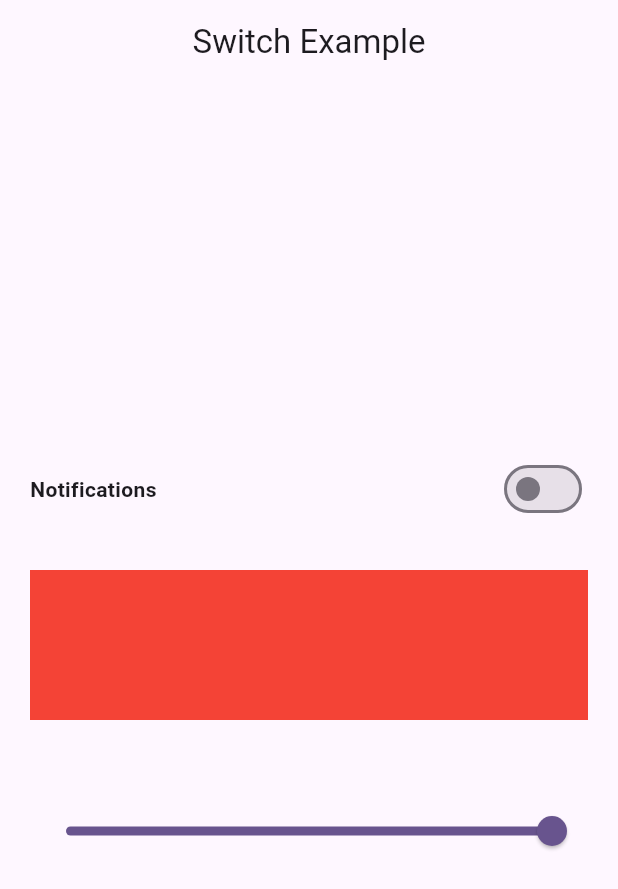
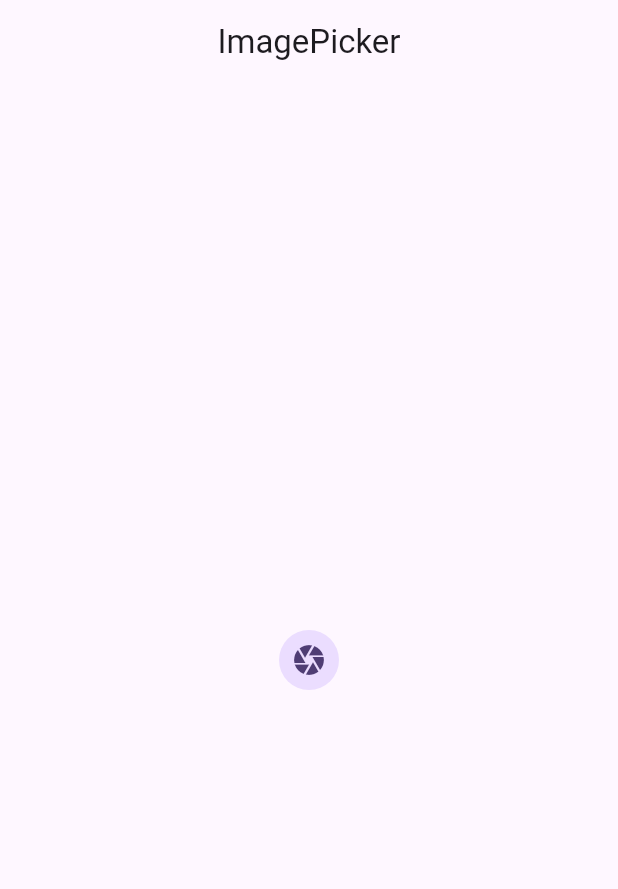
Before and after one commit to sm-aminul-islam/Bloc_clean_coding, a Flutter app: the screen it shows after launch, on a phone screen of 412 x 824 dp. Shown: the top 889 px of the screen. Run offline on Flutter 3.47's test engine with Material 3 defaults, Android fonts, the phone set to English and light mode, and no system bars; our stand-ins replace bloc, equatable, flutter_bloc, image_picker.

Commit message:
pick image from camera using bloc

```diff
--- /dev/null
+++ b/bloc_clean_code/lib/bloc/ImagePicker/bloc/image_picker_bloc.dart
@@ -0,0 +1,20 @@
+import 'package:bloc/bloc.dart';
+import 'package:bloc_clean_code/utils/image_picker_utils.dart';
+import 'package:equatable/equatable.dart';
+import 'package:image_picker/image_picker.dart';
+
+part 'image_picker_event.dart';
+part 'image_picker_state.dart';
+
+class ImagePickerBloc extends Bloc<ImagePickerEvent, ImagePickerState> {
+  final ImagePickerUtils imagePickerUtils;
+  ImagePickerBloc(this.imagePickerUtils) : super(ImagePickerState()) {
+    on<CameraCapture>(_cameraCapture);
+  }
+
+  void _cameraCapture(
+      CameraCapture event, Emitter<ImagePickerState> emit) async {
+    XFile? file = await imagePickerUtils.cameraCapture();
+    emit(state.copyWith(file: file));
+  }
+}
--- /dev/null
+++ b/bloc_clean_code/lib/bloc/ImagePicker/bloc/image_picker_event.dart
@@ -0,0 +1,11 @@
+part of 'image_picker_bloc.dart';
+
+abstract class ImagePickerEvent extends Equatable {
+  const ImagePickerEvent();
+  @override
+  List<Object> get props => [];
+}
+
+class CameraCapture extends ImagePickerEvent {}
+
+class GalleryPicture extends ImagePickerEvent {}
--- /dev/null
+++ b/bloc_clean_code/lib/bloc/ImagePicker/bloc/image_picker_state.dart
@@ -0,0 +1,14 @@
+part of 'image_picker_bloc.dart';
+
+class ImagePickerState extends Equatable {
+  final XFile? file;
+  ImagePickerState({this.file});
+
+  ImagePickerState copyWith({XFile? file}) {
+    return ImagePickerState(file: file ?? this.file);
+  }
+
+  @override
+  // TODO: implement props
+  List<Object?> get props => [file];
+}
--- a/bloc_clean_code/lib/bloc/counter_bloc.dart
+++ b/bloc_clean_code/lib/bloc/counter/counter_bloc.dart
@@ -1,6 +1,6 @@
 import 'package:bloc/bloc.dart';
-import 'package:bloc_clean_code/bloc/counter_event.dart';
-import 'package:bloc_clean_code/bloc/counter_state.dart';
+import 'package:bloc_clean_code/bloc/counter/counter_event.dart';
+import 'package:bloc_clean_code/bloc/counter/counter_state.dart';
 
 class CounterBloc extends Bloc<CounterEvent, CounterState> {
   CounterBloc() : super(CounterState()) {
--- a/bloc_clean_code/lib/bloc/switch_bloc.dart
+++ b/bloc_clean_code/lib/bloc/switch/switch_bloc.dart
@@ -1,6 +1,6 @@
 import 'package:bloc/bloc.dart';
-import 'package:bloc_clean_code/bloc/switch_event.dart';
-import 'package:bloc_clean_code/bloc/switch_state.dart';
+import 'package:bloc_clean_code/bloc/switch/switch_event.dart';
+import 'package:bloc_clean_code/bloc/switch/switch_state.dart';
 
 class SwitchBloc extends Bloc<SwitchEvent, SwitchState> {
   SwitchBloc() : super(SwitchState(isSwitch: false)) {
--- a/bloc_clean_code/lib/main.dart
+++ b/bloc_clean_code/lib/main.dart
@@ -1,7 +1,10 @@
-import 'package:bloc_clean_code/bloc/counter_bloc.dart';
-import 'package:bloc_clean_code/bloc/switch_bloc.dart';
-import 'package:bloc_clean_code/ui/counter_screen.dart';
-import 'package:bloc_clean_code/ui/switch_screen.dart';
+import 'package:bloc_clean_code/bloc/ImagePicker/bloc/image_picker_bloc.dart';
+import 'package:bloc_clean_code/bloc/counter/counter_bloc.dart';
+import 'package:bloc_clean_code/bloc/switch/switch_bloc.dart';
+
+import 'package:bloc_clean_code/ui/image_picker/image_picker_screen.dart';
+import 'package:bloc_clean_code/utils/image_picker_utils.dart';
+
 import 'package:flutter/material.dart';
 import 'package:flutter_bloc/flutter_bloc.dart';
 
@@ -15,10 +18,14 @@
   // This widget is the root of your application.
   @override
   Widget build(BuildContext context) {
-    return BlocProvider(
-        create: (context) => CounterBloc(),
-        child: BlocProvider(
-          create: (context) => SwitchBloc(),
+    return MultiBlocProvider(
+      providers: [
+        BlocProvider(create: (_) => CounterBloc()),
+        BlocProvider(create: (_) => SwitchBloc()),
+        BlocProvider(
+          create: (context) => ImagePickerBloc(ImagePickerUtils()),
+        )
+      ],
       child: MaterialApp(
         title: 'Flutter Demo',
         theme: ThemeData(
@@ -26,8 +33,8 @@
           useMaterial3: true,
         ),
         debugShowCheckedModeBanner: false,
-            home: SwitchScreen(),
+        home: ImagePickerScreen(),
       ),
-        ));
+    );
   }
 }
--- a/bloc_clean_code/lib/ui/counter_screen.dart
+++ b/bloc_clean_code/lib/ui/counter_ui/counter_screen.dart
@@ -1,6 +1,6 @@
-import 'package:bloc_clean_code/bloc/counter_bloc.dart';
-import 'package:bloc_clean_code/bloc/counter_event.dart';
-import 'package:bloc_clean_code/bloc/counter_state.dart';
+import 'package:bloc_clean_code/bloc/counter/counter_bloc.dart';
+import 'package:bloc_clean_code/bloc/counter/counter_event.dart';
+import 'package:bloc_clean_code/bloc/counter/counter_state.dart';
 import 'package:flutter/material.dart';
 import 'package:flutter_bloc/flutter_bloc.dart';
 
--- /dev/null
+++ b/bloc_clean_code/lib/ui/image_picker/image_picker_screen.dart
@@ -0,0 +1,41 @@
+import 'dart:io';
+
+import 'package:bloc_clean_code/bloc/ImagePicker/bloc/image_picker_bloc.dart';
+import 'package:flutter/material.dart';
+import 'package:flutter_bloc/flutter_bloc.dart';
+
+class ImagePickerScreen extends StatefulWidget {
+  const ImagePickerScreen({super.key});
+
+  @override
+  State<ImagePickerScreen> createState() => _ImagePickerScreenState();
+}
+
+class _ImagePickerScreenState extends State<ImagePickerScreen> {
+  @override
+  Widget build(BuildContext context) {
+    return Scaffold(
+      appBar: AppBar(
+        title: Text("ImagePicker"),
+        centerTitle: true,
+      ),
+      body: Center(
+        child: BlocBuilder<ImagePickerBloc, ImagePickerState>(
+            builder: (context, state) {
+          if (state.file == null) {
+            return InkWell(
+              onTap: () {
+                context.read<ImagePickerBloc>().add(CameraCapture());
+              },
+              child: CircleAvatar(
+                child: Icon(Icons.camera),
+              ),
+            );
+          } else {
+            return Image.file(File(state.file!.path.toString()));
+          }
+        }),
+      ),
+    );
+  }
+}
--- /dev/null
+++ b/bloc_clean_code/lib/utils/image_picker_utils.dart
@@ -0,0 +1,15 @@
+import 'package:image_picker/image_picker.dart';
+
+class ImagePickerUtils {
+  final ImagePicker picker = ImagePicker();
+
+  Future<XFile?> cameraCapture() async {
+    final XFile? file = await picker.pickImage(source: ImageSource.camera);
+    return file;
+  }
+
+  Future<XFile?> galleryCapture() async {
+    final XFile? file = await picker.pickImage(source: ImageSource.gallery);
+    return file;
+  }
+}
--- a/bloc_clean_code/pubspec.yaml
+++ b/bloc_clean_code/pubspec.yaml
@@ -47,6 +47,7 @@
   equatable: ^2.0.5
   flutter_secure_storage: ^9.2.2
   google_fonts:
+  image_picker:
 
 dev_dependencies:
   flutter_test:
```
Also changed, not shown: bloc_clean_code/lib/ui/switch_ui/switch_screen.dart (renamed from bloc_clean_code/lib/ui/switch_screen.dart, +10 -4 lines), bloc_clean_code/lib/bloc/counter/counter_event.dart (renamed from bloc_clean_code/lib/bloc/counter_event.dart), bloc_clean_code/lib/bloc/counter/counter_state.dart (renamed from bloc_clean_code/lib/bloc/counter_state.dart), bloc_clean_code/lib/bloc/switch/switch_event.dart (renamed from bloc_clean_code/lib/bloc/switch_event.dart), bloc_clean_code/lib/bloc/switch/switch_state.dart (renamed from bloc_clean_code/lib/bloc/switch_state.dart), bloc_clean_code/pubspec.lock, 5 other files. Lines whose indentation alone changed are shown as unchanged.
